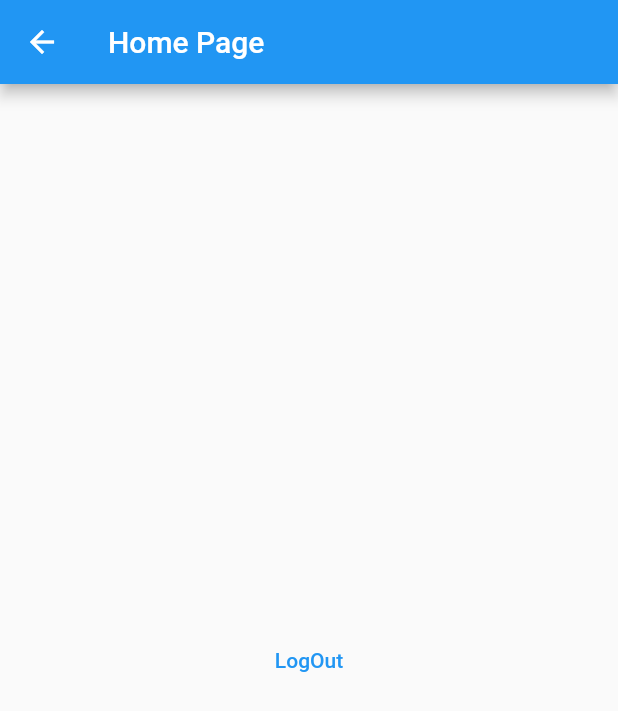
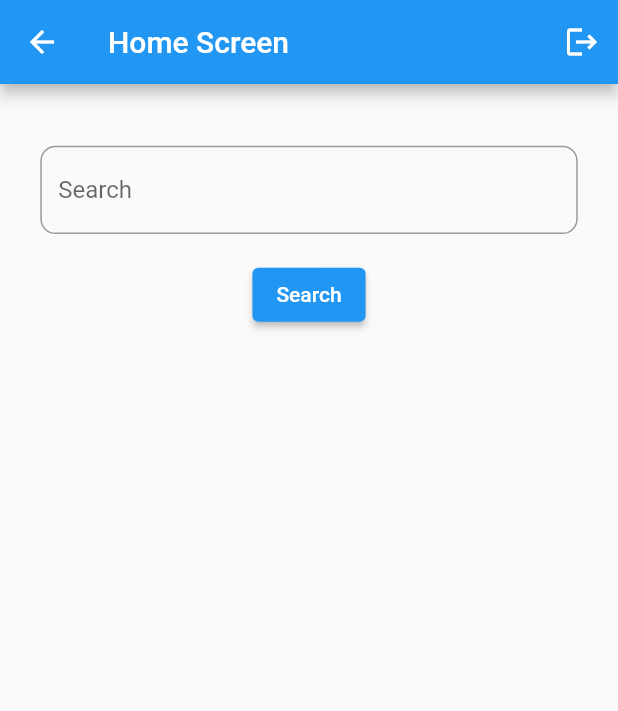
Before and after one commit to amit-hassan/chat, a Flutter app: the HomeScreen screen opened directly, on a phone screen of 412 x 824 dp. Shown: the top 711 px of the screen. Run offline on Flutter 3.47's test engine with Material 2 defaults, Android fonts, the phone set to English and light mode, and no system bars; our stand-ins replace cloud_firestore, firebase_auth, firebase_core; accounts and stored records are empty.

Commit message:
Home page implement and chart room UI build

```diff
--- a/lib/Screens/homeScreen.dart
+++ b/lib/Screens/homeScreen.dart
@@ -1,23 +1,159 @@
+import 'package:chat/Screens/chatroom.dart';
+import 'package:cloud_firestore/cloud_firestore.dart';
+import 'package:firebase_auth/firebase_auth.dart';
 import 'package:flutter/material.dart';
 
 import '../Helper/method_helper.dart';
 
-class HomeScreen extends StatelessWidget {
+class HomeScreen extends StatefulWidget {
   const HomeScreen({Key? key}) : super(key: key);
 
   @override
+  _HomeScreenState createState() => _HomeScreenState();
+}
+
+class _HomeScreenState extends State<HomeScreen> with WidgetsBindingObserver {
+  Map<String, dynamic>? userMap;
+  bool isLoading = false;
+  final TextEditingController _search = TextEditingController();
+  final FirebaseAuth _auth = FirebaseAuth.instance;
+  final FirebaseFirestore _firestore = FirebaseFirestore.instance;
+
+  @override
+  void initState() {
+    super.initState();
+    WidgetsBinding.instance!.addObserver(this);
+    setStatus("Online");
+  }
+
+  void setStatus(String status) async {
+    await _firestore.collection('users').doc(_auth.currentUser!.uid).update({
+      "status": status,
+    });
+  }
+
+  @override
+  void didChangeAppLifecycleState(AppLifecycleState state) {
+    if (state == AppLifecycleState.resumed) {
+      // online
+      setStatus("Online");
+    } else {
+      // offline
+      setStatus("Offline");
+    }
+  }
+
+  String chatRoomId(String user1, String user2) {
+    if (user1[0].toLowerCase().codeUnits[0] >
+        user2.toLowerCase().codeUnits[0]) {
+      return "$user1$user2";
+    } else {
+      return "$user2$user1";
+    }
+  }
+
+  void onSearch() async {
+    FirebaseFirestore _firestore = FirebaseFirestore.instance;
+
+    setState(() {
+      isLoading = true;
+    });
+
+    await _firestore
+        .collection('users')
+        .where("email", isEqualTo: _search.text)
+        .get()
+        .then((value) {
+      setState(() {
+        userMap = value.docs[0].data();
+        isLoading = false;
+      });
+      print(userMap);
+    });
+  }
+
+  @override
   Widget build(BuildContext context) {
+    final size = MediaQuery.of(context).size;
+
     return Scaffold(
       appBar: AppBar(
-        title: const Text("Home Page"),
+        title: Text("Home Screen"),
+        actions: [
+          IconButton(icon: Icon(Icons.logout), onPressed: () => logOut(context))
+        ],
       ),
-      body: Center(
-        child: TextButton(
-            onPressed: () {
-              logOut(context);
+      body: isLoading
+          ? Center(
+        child: Container(
+          height: size.height / 20,
+          width: size.height / 20,
+          child: CircularProgressIndicator(),
+        ),
+      )
+          : Column(
+        children: [
+          SizedBox(
+            height: size.height / 20,
+          ),
+          Container(
+            height: size.height / 14,
+            width: size.width,
+            alignment: Alignment.center,
+            child: Container(
+              height: size.height / 14,
+              width: size.width / 1.15,
+              child: TextField(
+                controller: _search,
+                decoration: InputDecoration(
+                  hintText: "Search",
+                  border: OutlineInputBorder(
+                    borderRadius: BorderRadius.circular(10),
+                  ),
+                ),
+              ),
+            ),
+          ),
+          SizedBox(
+            height: size.height / 50,
+          ),
+          ElevatedButton(
+            onPressed: onSearch,
+            child: Text("Search"),
+          ),
+          SizedBox(
+            height: size.height / 30,
+          ),
+          userMap != null
+              ? ListTile(
+            onTap: () {
+              String roomId = chatRoomId(
+                  _auth.currentUser!.displayName!,
+                  userMap!['name']);
+
+              Navigator.of(context).push(
+                MaterialPageRoute(
+                  builder: (_) => ChatRoom(
+                    chatRoomId: roomId,
+                    userMap: userMap!,
+                  ),
+                ),
+              );
             },
-            child: const Text("LogOut")
-        ),
+            leading: Icon(Icons.account_box, color: Colors.black),
+            title: Text(
+              userMap!['name'],
+              style: TextStyle(
+                color: Colors.black,
+                fontSize: 17,
+                fontWeight: FontWeight.w500,
+              ),
+            ),
+            subtitle: Text(userMap!['email']),
+            trailing: Icon(Icons.chat, color: Colors.black),
+          )
+              : Container(),
+        ],
       ),
     );
   }
--- a/lib/Screens/loginScreen.dart
+++ b/lib/Screens/loginScreen.dart
@@ -92,7 +92,7 @@ class _LoginScreenState extends State<LoginScreen> {
                     onTap: () => Navigator.of(context).push(
                         MaterialPageRoute(builder: (_) => const SignUpScreen())),
                     child: const Text(
-                      "Create Account",
+                      "Sign Up",
                       style: TextStyle(
                         color: Colors.blue,
                         fontSize: 16,
--- a/lib/Screens/signUpScreen.dart
+++ b/lib/Screens/signUpScreen.dart
@@ -151,7 +151,7 @@ class _SignUpScreenState extends State<SignUpScreen> {
           ),
           alignment: Alignment.center,
           child: const Text(
-            "Create Account",
+            "Sign Up",
             style: TextStyle(
               color: Colors.white,
               fontSize: 18,
--- a/lib/main.dart
+++ b/lib/main.dart
@@ -6,7 +6,7 @@ import 'Helper/authenticate.dart';
 
 Future main() async {
   WidgetsFlutterBinding.ensureInitialized();
-  Firebase.initializeApp();
+  await Firebase.initializeApp();
   runApp(MyApp());
 }
 
--- a/pubspec.yaml
+++ b/pubspec.yaml
@@ -31,7 +31,7 @@ dependencies:
     sdk: flutter
   firebase_auth: ^3.3.19
   firebase_core: ^1.17.1
-
+  cloud_firestore: ^1.0.5
 
   # The following adds the Cupertino Icons font to your application.
   # Use with the CupertinoIcons class for iOS style icons.
```
Also changed, not shown: lib/Screens/chatroom.dart (added, +124 -0 lines), pubspec.lock, 2 other files.
